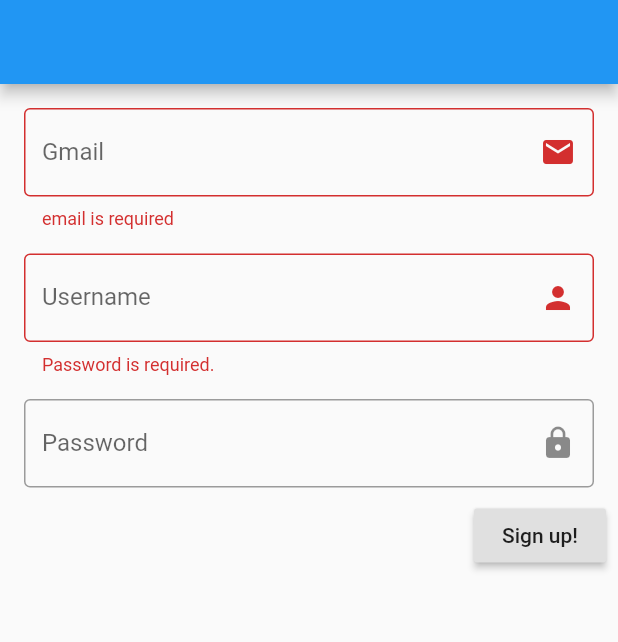
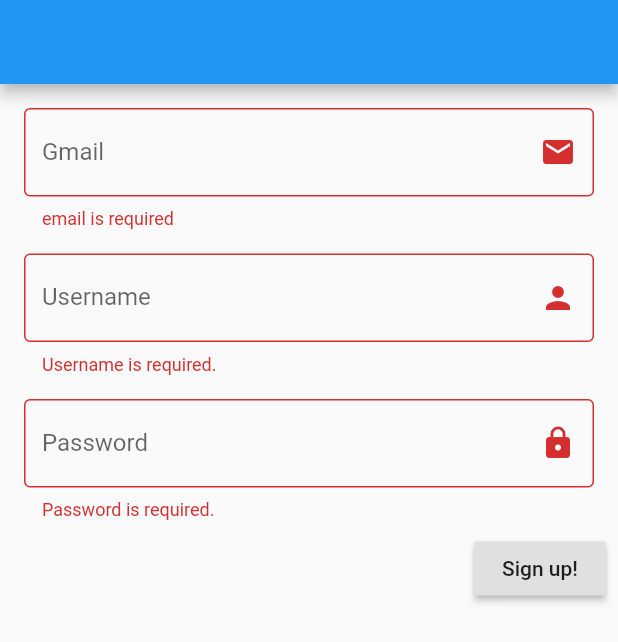
Before and after one commit to imujtaba8488/tic_tac_toe, a Flutter app: the SignUpPage screen opened directly, after a tap on "Sign up!", on a phone screen of 412 x 824 dp. Shown: the top 642 px of the screen. Run offline on Flutter 3.47's test engine with Material 2 defaults, Android fonts, the phone set to English and light mode, and no system bars; our stand-ins replace assets_audio_player, cloud_firestore; missing offline and left inert: augmentory; accounts and stored records are empty.

Commit message:
Few more optimizations to SignUpForm class and Cloud class

```diff
--- a/lib/src/components/sign_up_form.dart
+++ b/lib/src/components/sign_up_form.dart
@@ -32,21 +32,22 @@ class SignUpFormState extends State<SignUpForm> {
           _customizedFormField(
             label: 'Gmail',
             suffixIcon: Icon(Icons.email),
-            onSave: (String value) => email = value,
+            onSaved: (String value) => email = value,
             validator: _validateEmail,
           ),
           _customizedFormField(
             label: 'Username',
             suffixIcon: Icon(Icons.person),
-            onSave: (String value) => username = username,
+            onSaved: (String value) => username = value,
             validator: _validateUsername,
           ),
           _customizedFormField(
             label: 'Password',
             suffixIcon: Icon(Icons.lock),
             obscureText: true,
-              onSave: (String value) => password = value,
-              validator: (String value) {}),
+            onSaved: (String value) => password = value,
+            validator: _validatePassword,
+          ),
           Align(
             alignment: Alignment.centerRight,
             child: RaisedButton(
@@ -56,30 +57,42 @@ class SignUpFormState extends State<SignUpForm> {
           ),
 
           // When the form is submitted, display a progress bar.
-          if (_isSubmitted) CircularProgressIndicator(),
+          if (_isSubmitted)
+            CircularProgressIndicator(),
         ],
       ),
     );
   }
 
-  /// Returns 'null' if [email] is valid, else returns the corresponding error message.
-  String _validateEmail(String email) {
-    if (email.isEmpty) {
+  /// Returns 'null' if [value] is valid, else returns the corresponding error message.
+  String _validateEmail(String value) {
+    if (value.isEmpty) {
       return 'email is required';
-    } else if (!email.contains('@gmail.com')) {
+    } else if (!value.contains('@gmail.com')) {
       return 'Invalid Email. You must have a valid gmail account.';
-    } else if (email.contains(' ')) {
+    } else if (value.contains(' ')) {
       return 'Invalid Email. Email cannot contain a space';
     } else {
       return null;
     }
   }
 
-  /// Returns 'null' if [username] is valid, else returns the corresponding error message.
-  String _validateUsername(String username) {
-    if (username.isEmpty) {
+  /// Returns 'null' if [value] is valid, else returns the corresponding error message.
+  String _validateUsername(String value) {
+    if (value.isEmpty) {
+      return 'Username is required.';
+    } else if (value.length < 4) {
+      return 'Username cannot be less than 4 characters.';
+    } else {
+      return null;
+    }
+  }
+
+  /// Returns 'null' if [value] is valid, else returns the corresponding error message.
+  String _validatePassword(String value) {
+    if (value.isEmpty) {
       return 'Password is required.';
-    } else if (username.length < 6) {
+    } else if (value.length < 6) {
       return 'Password cannot be less than 6 characters.';
     } else {
       return null;
@@ -90,7 +103,7 @@ class SignUpFormState extends State<SignUpForm> {
   Widget _customizedFormField({
     String label,
     Function validator,
-    Function onSave,
+    Function onSaved,
     bool obscureText = false,
     Icon suffixIcon,
   }) {
@@ -104,7 +117,7 @@ class SignUpFormState extends State<SignUpForm> {
         ),
         validator: validator,
         obscureText: obscureText,
-        onSaved: onSave,
+        onSaved: onSaved,
         // onChanged: (value) {
         //   _formKey.currentState.validate();
         // },
@@ -117,8 +130,6 @@ class SignUpFormState extends State<SignUpForm> {
     // ! You're generating a new Cloud instance everytime. Is that required?
     // ! Review: Also check for email already exists.
 
-    bool usernameTaken = false;
-
     if (_formKey.currentState.validate()) {
       _formKey.currentState.save();
 
@@ -127,49 +138,43 @@ class SignUpFormState extends State<SignUpForm> {
         _isSubmitted = true;
       });
 
-      // Check if username is available.
-      //// var user = await Cloud().getUser(editController.value.text);
+      if (await Cloud().isEmailTaken(email)) {
+        if (await Cloud().isUsernameAvailable(username)) {
+          bool success = await Cloud().addUser(email, username, password);
 
-      if (await Cloud().isUsernameAvailable(username)) {
-        usernameTaken = true;
-
-        setState(() {
-          _isSubmitted = false;
-        });
-
-        showDialog(
-          context: context,
-          child: AlertDialog(
-            title: Text(
-              'username "${editController.value.text}" is already taken.',
-            ),
-            content: Text('Please choose a different username!'),
-            actions: <Widget>[
-              RaisedButton(
-                onPressed: () {
-                  Navigator.pop(context);
-                },
-                child: Text('OK'),
-              )
-            ],
-          ),
-        );
-      }
-
-      if (!usernameTaken) {
-        setState(() {
-          _isSubmitted = true;
-        });
-
-        Cloud().addUser(email, username, password);
-
-        Navigator.push(
+          success
+              ? Navigator.push(
                   context,
                   MaterialPageRoute(
                     builder: (context) => LoginPage(),
                   ),
+                )
+              : print('Error: @SignUpForm @onFormSave, user not saved.');
+        } else {
+          _showAlert(
+            'Username "$username" is not available. Choose a different one.',
+          );
+        }
+      } else {
+        _showAlert('Email "$email" is already taken. Specify a different one.');
+      }
+    }
+  }
+
+  void _showAlert(String message) {
+    showDialog(
+      context: context,
+      builder: (context) {
+        return AlertDialog(
+          title: Text(message),
+          actions: <Widget>[
+            RaisedButton(
+              onPressed: () => Navigator.pop(context),
+              child: Text('OK'),
+            )
+          ],
+        );
+      },
     );
   }
 }
-  }
-}
--- a/lib/src/models/cloud.dart
+++ b/lib/src/models/cloud.dart
@@ -65,10 +65,13 @@ class Cloud {
     // return Future.value(result);
   }
 
-  /// Adds the user with the given [username] to the cloud. // ! Review: as of now duplicate usernames are not checked for.
-  void addUser(String email, String username, String password) async {
+  /// Returns 'true' if a user with the given credentials is added successfully, else returns 'false'.
+  Future<bool> addUser(String email, String username, String password) async {
     // Only add user if it doesn't already exist in the cloud.
-    if (!await userExists(username, password)) {
+    if (!await userExists(username, password) &&
+        email != null &&
+        username != null &&
+        password != null) {
       await firestore.collection('score').document(username).setData({
         'email': email,
         'username': username,
@@ -76,10 +79,14 @@ class Cloud {
         'wins': 0,
         'lost': 0,
       });
+
+      return true;
     } else {
       print(
-        '@Cloud @addUser(): User with the given credentials already exists',
+        '@Cloud @addUser(): Error: While signing up. Ensure username / email does not already exist, email / username / password is not null or empty.',
       );
+
+      return false;
     }
   }
 
```
Lines whose indentation alone changed are shown as unchanged.
